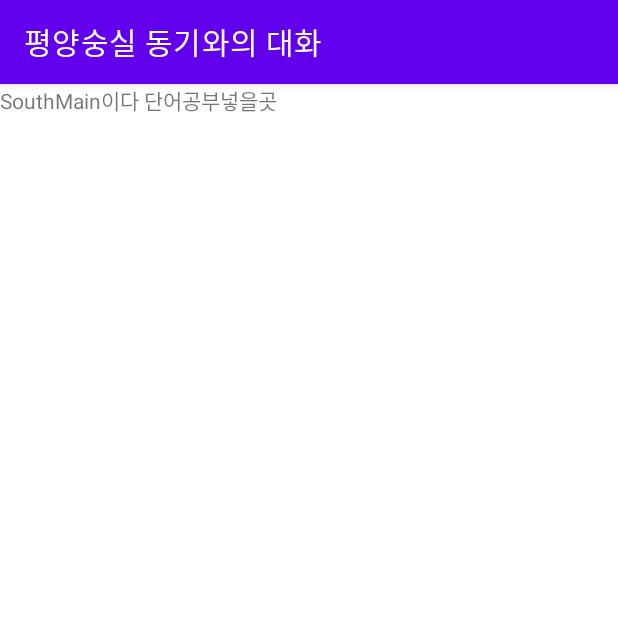
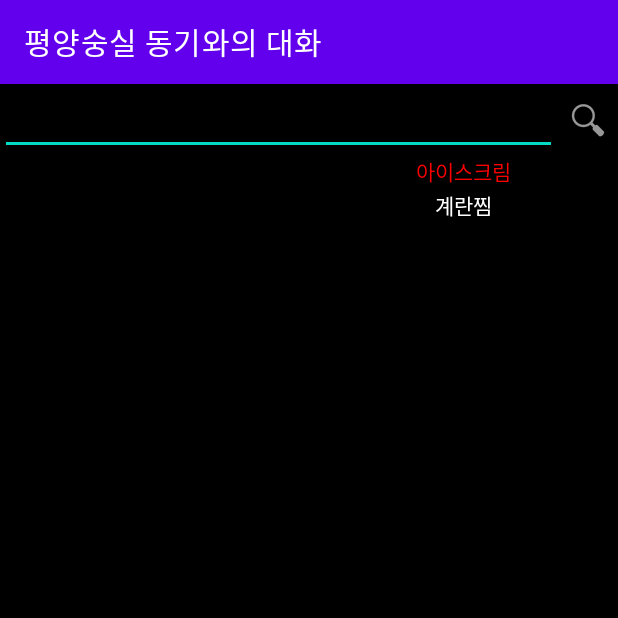
Before and after one commit to somsom13/SSU_Everything_Contest, an Android app: the SouthMain screen opened directly, with no data from a screen before it, on a phone screen of 412 x 824 dp, the top half of it. Run offline under Robolectric (Android 15) with nearby library versions, the light colour scheme and no system bars.

Commit message:
[추가] 단어공부 페이지, 클릭시 글자색깔변함

```diff
--- /dev/null
+++ b/app/src/main/java/com/example/ssu_everything_contest/NorthSouthWordAdapter.java
@@ -0,0 +1,62 @@
+package com.example.ssu_everything_contest;
+
+import android.content.Context;
+import android.graphics.Color;
+import android.view.LayoutInflater;
+import android.view.View;
+import android.view.ViewGroup;
+import android.widget.BaseAdapter;
+import android.widget.TextView;
+
+import java.util.ArrayList;
+
+public class NorthSouthWordAdapter extends BaseAdapter {
+
+    Context mContext=null;
+    LayoutInflater mLayoutInflater=null;
+    ArrayList<NorthWordSouthWordData> words;
+
+    public NorthSouthWordAdapter(Context context, ArrayList<NorthWordSouthWordData> word) {
+        mContext=context;
+        words=word;
+        mLayoutInflater=LayoutInflater.from(mContext);
+    }
+
+    @Override
+    public int getCount() {
+        return words.size();
+    }
+
+    @Override
+    public long getItemId(int position) {
+        return position;
+    }
+
+    @Override
+    public NorthWordSouthWordData getItem(int position) {
+        return words.get(position);
+    }
+
+    @Override
+    public View getView(int position, View converView, ViewGroup parent) {
+        View view=mLayoutInflater.inflate(R.layout.south_listview_item,null);
+        TextView northText=(TextView)view.findViewById(R.id.nWord);
+        TextView southText=(TextView)view.findViewById(R.id.sWord);
+
+        northText.setText(words.get(position).getnWord());
+        southText.setText(words.get(position).getsWord());
+        if (words.get(position).getCheck() == true) { //이미 누른거
+            southText.setTextColor(Color.parseColor("#ff0000"));
+        } else { //아직 안누른거
+            southText.setTextColor(Color.parseColor("#ffffff"));
+        }
+
+        return view;
+    }
+
+    public void changeStatus(int position) {
+        NorthWordSouthWordData temp=words.get(position);
+        temp.setCheck(true);
+        words.set(position,temp);
+    }
+}
--- /dev/null
+++ b/app/src/main/java/com/example/ssu_everything_contest/NorthWordSouthWordData.java
@@ -0,0 +1,37 @@
+package com.example.ssu_everything_contest;
+
+public class NorthWordSouthWordData {
+    String nWord;
+    String sWord;
+    boolean check;
+
+    public NorthWordSouthWordData(String nWord, String sWord,boolean check) {
+        this.nWord=nWord;
+        this.sWord=sWord;
+        this.check=check;
+    }
+
+    public String getnWord() {
+        return nWord;
+    }
+
+    public void setnWord(String nWord) {
+        this.nWord = nWord;
+    }
+
+    public String getsWord() {
+        return sWord;
+    }
+
+    public void setsWord(String sWord) {
+        this.sWord = sWord;
+    }
+
+    public boolean getCheck() {
+        return check;
+    }
+
+    public void setCheck(boolean check) {
+        this.check = check;
+    }
+}
--- a/app/src/main/java/com/example/ssu_everything_contest/SouthMain.java
+++ b/app/src/main/java/com/example/ssu_everything_contest/SouthMain.java
@@ -1,16 +1,46 @@
 package com.example.ssu_everything_contest;
 
+import android.graphics.Color;
 import android.os.Bundle;
+import android.view.View;
+import android.widget.AdapterView;
+import android.widget.ListView;
+import android.widget.TextView;
 
 import androidx.appcompat.app.AppCompatActivity;
 
+import java.util.ArrayList;
+
 public class SouthMain extends AppCompatActivity {
+
+    ArrayList<NorthWordSouthWordData> nsWordList;
+
     @Override
     protected void onCreate(Bundle savedInstanceState) {
         super.onCreate(savedInstanceState);
         setContentView(R.layout.south_main);
 
+        this.InitializeWord();
+
+        ListView listView=(ListView)findViewById(R.id.southListView);
+        final NorthSouthWordAdapter nsAdapter=new NorthSouthWordAdapter(this,nsWordList);
+
+        listView.setAdapter(nsAdapter);
+
+        listView.setOnItemClickListener(new AdapterView.OnItemClickListener() {
+            @Override
+            public void onItemClick(AdapterView parent, View v, int position, long id) {
+                nsAdapter.changeStatus(position);
+                parent.setAdapter((nsAdapter));
+            }
+        });
+
+    }
+    public void InitializeWord() {
+        nsWordList=new ArrayList<NorthWordSouthWordData>();
+        nsWordList.add(new NorthWordSouthWordData("얼음보숭이","아이스크림",true));
+        nsWordList.add(new NorthWordSouthWordData("닭알두부","계란찜",false));
+    }
 
 
-    }
 }
--- /dev/null
+++ b/app/src/main/res/layout/south_listview_item.xml
@@ -0,0 +1,26 @@
+<?xml version="1.0" encoding="utf-8"?>
+<LinearLayout xmlns:android="http://schemas.android.com/apk/res/android"
+    android:layout_width="match_parent"
+    android:layout_height="match_parent"
+    android:orientation="horizontal"
+    >
+
+    <TextView
+        android:id="@+id/nWord"
+        android:layout_width="match_parent"
+        android:layout_height="wrap_content"
+        android:layout_weight="1"
+        android:text="TextView"
+        android:gravity="center_horizontal" />
+
+    <TextView
+        android:id="@+id/sWord"
+        android:layout_width="match_parent"
+        android:layout_height="wrap_content"
+        android:layout_weight="1"
+        android:gravity="center_horizontal"
+        android:text="TextView"
+        android:textColor="@color/black"/>
+
+
+</LinearLayout>
--- a/app/src/main/res/layout/south_main.xml
+++ b/app/src/main/res/layout/south_main.xml
@@ -1,14 +1,41 @@
 <?xml version="1.0" encoding="utf-8"?>
-<androidx.constraintlayout.widget.ConstraintLayout xmlns:android="http://schemas.android.com/apk/res/android"
+<LinearLayout xmlns:android="http://schemas.android.com/apk/res/android"
+    xmlns:app="http://schemas.android.com/apk/res-auto"
     xmlns:tools="http://schemas.android.com/tools"
     android:layout_width="match_parent"
-    android:layout_height="match_parent">
+    android:layout_height="match_parent"
+    android:orientation="vertical"
+    android:background="@color/black">
 
-    <TextView
-        android:id="@+id/textView4"
-        android:layout_width="wrap_content"
+    <LinearLayout
+        android:layout_width="match_parent"
         android:layout_height="wrap_content"
-        android:text="SouthMain이다 단어공부넣을곳"
-        tools:layout_editor_absoluteX="151dp"
-        tools:layout_editor_absoluteY="260dp" />
-</androidx.constraintlayout.widget.ConstraintLayout>
+        android:orientation="horizontal">
+
+
+        <EditText
+            android:id="@+id/searchWord"
+            android:layout_width="match_parent"
+            android:layout_height="match_parent"
+            android:layout_weight="1"
+            android:ems="10"
+            android:inputType="textPersonName"
+            android:text="검색어를 입력해주세요" />
+
+        <ImageButton
+            android:id="@+id/searchButton"
+            android:layout_width="match_parent"
+            android:layout_height="match_parent"
+            android:layout_weight="9"
+            app:srcCompat="@android:drawable/ic_menu_search"
+            android:background="#00ffffff" />
+    </LinearLayout>
+
+   <ListView
+        android:id="@+id/southListView"
+        android:layout_width="match_parent"
+        android:layout_height="match_parent" />
+
+
+
+</LinearLayout>
```
